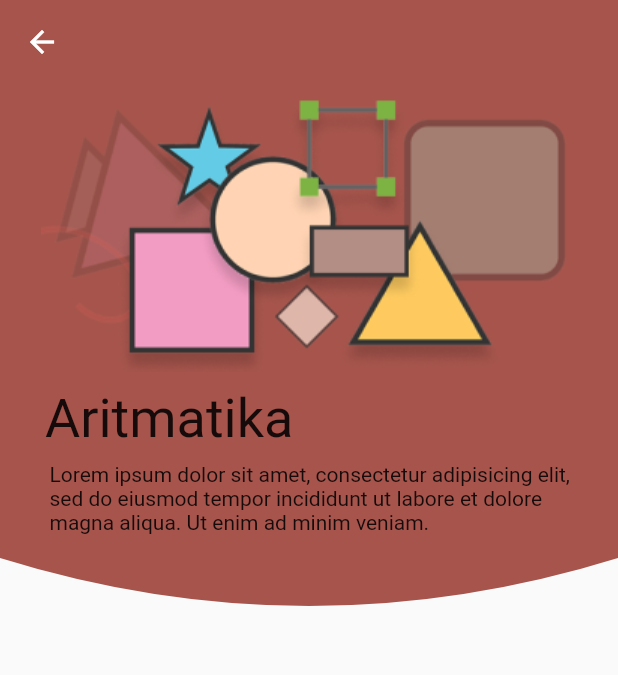
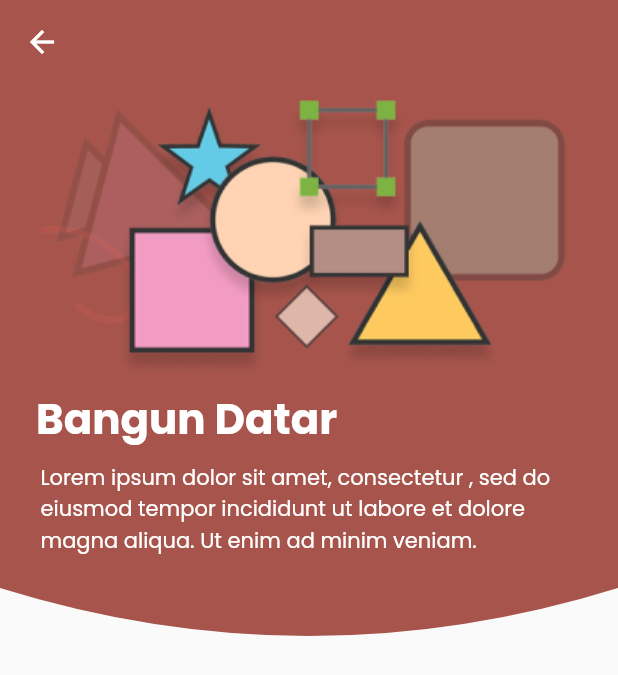
Before and after one commit to alyafi0899/mathapp, a Flutter app: the Enroll screen opened by its route, on a phone screen of 412 x 824 dp. Shown: the top 675 px of the screen. Run offline on Flutter 3.47's test engine with Material 2 defaults, Android fonts, the light colour scheme and no system bars; our stand-ins replace google_fonts; Roboto replaces fonts that are missing (Pangolin).

Commit message:
Update version 1.0
Update design sampe intro materi

```diff
--- a/lib/enroll_quiz/enrol_quiz.dart
+++ b/lib/enroll_quiz/enrol_quiz.dart
@@ -1,5 +1,6 @@
 import 'package:flutter/material.dart';
 import 'package:google_fonts/google_fonts.dart';
+import 'package:mathapp/styles.dart';
 
 
 class Enroll extends StatefulWidget {
@@ -28,15 +29,17 @@ class _Enroll extends State<Enroll> {
                 children: [
                   Image(image: AssetImage('assets/Materi-BD.png')),
                 Container(
-                  padding: const EdgeInsets.fromLTRB(30, 10, 30, 0),
+                  padding: const EdgeInsets.fromLTRB(24, 10, 24, 0),
                   child: Column(
                     children: [
                           SizedBox(
                           width: double.infinity,
                           height: 50,
                           child: Text(
-                            "Aritmatika",
-                            style: GoogleFonts.pangolin(fontSize: 36),
+                            "Bangun Datar",
+                            style: headlineMedium.copyWith(
+                            color:Colors.white,
+                            fontWeight: FontWeight.bold),
                             textAlign: TextAlign.left,
                           ),
               ),
@@ -45,10 +48,14 @@ class _Enroll extends State<Enroll> {
                 height: 100,
                 child: Container(
                   padding: const EdgeInsets.fromLTRB(3, 0, 0, 0),
-                  child: const Text(
-                    "Lorem ipsum dolor sit amet, consectetur adipisicing elit, sed do eiusmod tempor incididunt ut labore et dolore magna aliqua. Ut enim ad minim veniam.",
+                  child: Text(
+                    "Lorem ipsum dolor sit amet, consectetur , sed do eiusmod tempor incididunt ut labore et dolore magna aliqua. Ut enim ad minim veniam.",
                     textAlign: TextAlign.left,
+                    style: Labellarge.copyWith(
+                            color:Colors.white),
+
                   ),
+
                 ),
               ),
                     ],
@@ -58,7 +65,7 @@ class _Enroll extends State<Enroll> {
                 ],
               ),
 
-              height: 380,
+              height: 400,
               // width: Get.width, tidak bisa digunakan
               color: Color.fromARGB(255, 167, 85, 76),
             ),
--- a/lib/styles.dart
+++ b/lib/styles.dart
@@ -20,6 +20,10 @@ TextStyle headlinesmall = GoogleFonts.poppins(
   fontSize: 24
 );
 
+TextStyle headlineMedium = GoogleFonts.poppins(
+  fontSize: 28
+);
+
 TextStyle headlinelarge = GoogleFonts.poppins(
   fontSize: 32
 );
@@ -30,6 +34,10 @@ TextStyle bodysmall = GoogleFonts.poppins(
 
 TextStyle bodylarge = GoogleFonts.poppins(
   fontSize: 16
+);
+
+TextStyle Labellarge = GoogleFonts.poppins(
+  fontSize: 14
 );
 
 TextStyle whiteStyle = GoogleFonts.poppins(
```
